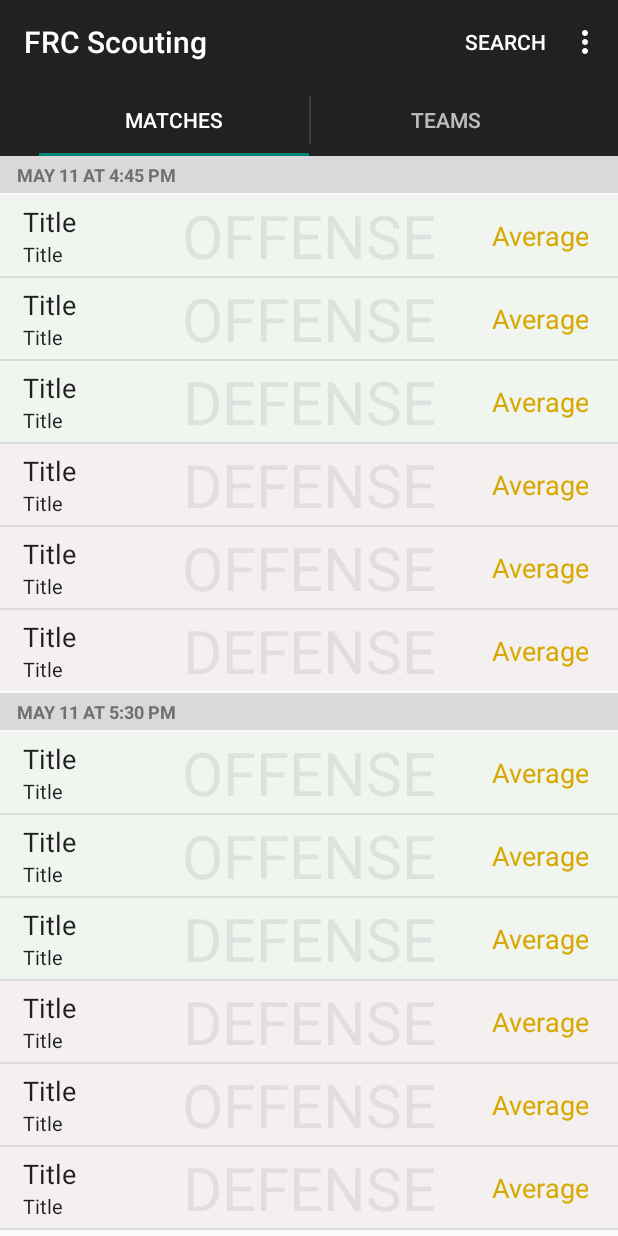
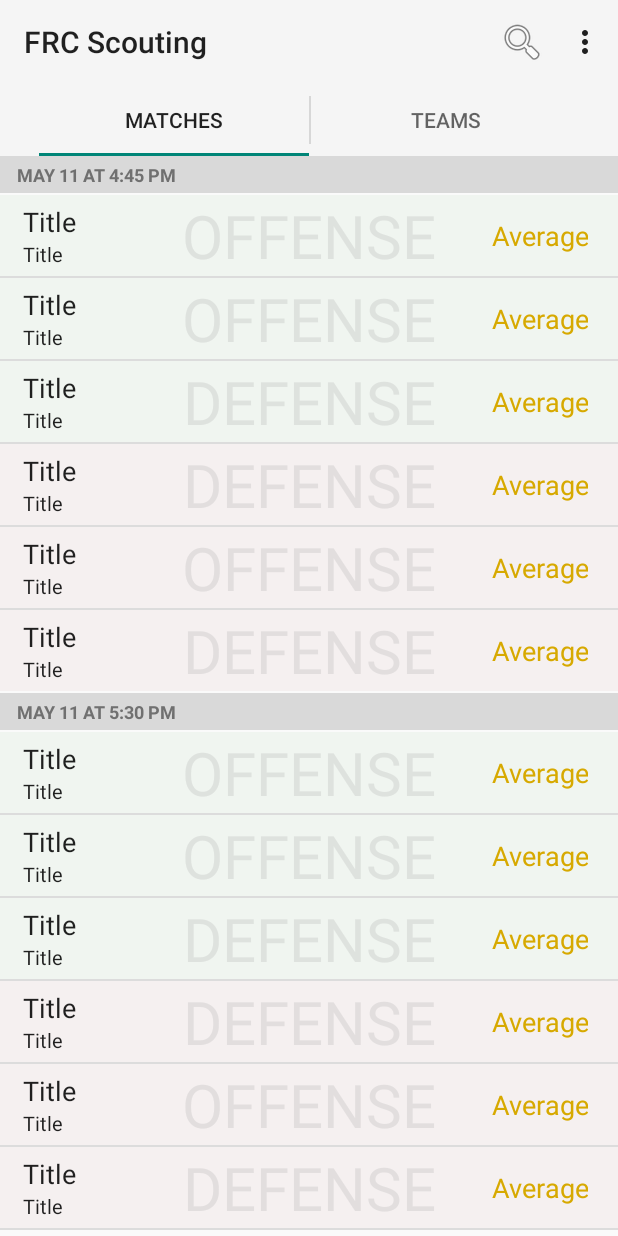
Before and after one commit to ConnorChristie/FRC_Scouting, an Android app: the screen it shows after launch (MainActivity), on a phone screen of 412 x 824 dp. Run offline under Robolectric (Android 15) with nearby library versions, the light colour scheme and no system bars; 6 statements that could not run were skipped.

Commit message:
Updated Styles

```diff
--- a/app/src/main/AndroidManifest.xml
+++ b/app/src/main/AndroidManifest.xml
@@ -6,7 +6,7 @@
         android:allowBackup="true"
         android:icon="@mipmap/ic_launcher"
         android:label="@string/app_name"
-        android:theme="@style/AppTheme" >
+        android:theme="@style/Theme.Main" >
         <activity
             android:name=".MainActivity"
             android:label="@string/app_name"
--- a/app/src/main/java/me/connor/frcscouting/MainActivity.java
+++ b/app/src/main/java/me/connor/frcscouting/MainActivity.java
@@ -80,7 +80,7 @@ public class MainActivity extends ActionBarActivity implements ActionBar.TabList
 			}
 		});
 
-		getSupportActionBar().setElevation(0);
+		//getSupportActionBar().setElevation(0);
 		getSupportActionBar().setNavigationMode(ActionBar.NAVIGATION_MODE_TABS);
 		getSupportActionBar().addTab(getSupportActionBar().newTab().setText("Matches").setTabListener(this));
 		getSupportActionBar().addTab(getSupportActionBar().newTab().setText("Teams").setTabListener(this));
--- a/app/src/main/res/menu/menu_matches.xml
+++ b/app/src/main/res/menu/menu_matches.xml
@@ -5,6 +5,7 @@
 
     <item android:id="@+id/search"
           android:title="Search"
+          android:icon="@android:drawable/ic_menu_search"
           app:showAsAction="collapseActionView|ifRoom"
           android:actionViewClass="android.widget.SearchView" />
 
--- a/app/src/main/res/values/strings.xml
+++ b/app/src/main/res/values/strings.xml
@@ -10,7 +10,7 @@
 
     <string name="action_settings">Settings</string>
 
-<!-- TODO: Remove or change this placeholder text -->
+    <!-- TODO: Remove or change this placeholder text -->
     <string name="hello_blank_fragment">Hello blank fragment</string>
     <string name="title_activity_team_info">TeamInfo</string>
 </resources>
--- a/app/src/main/res/values/styles.xml
+++ /dev/null
@@ -1,8 +0,0 @@
-<resources>
-
-    <!-- Base application theme. -->
-    <style name="AppTheme" parent="Theme.AppCompat.Light.DarkActionBar">
-
-    </style>
-
-</resources>
```
Also changed, not shown: app/src/main/res/values/dimens.xml (line endings or trailing spaces).
